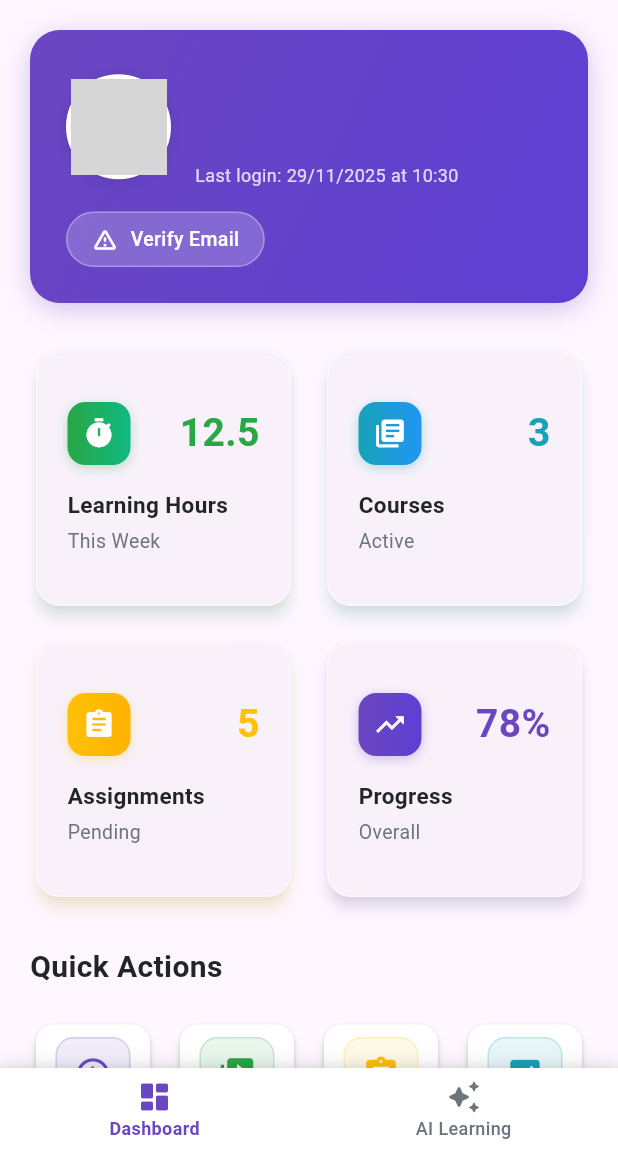
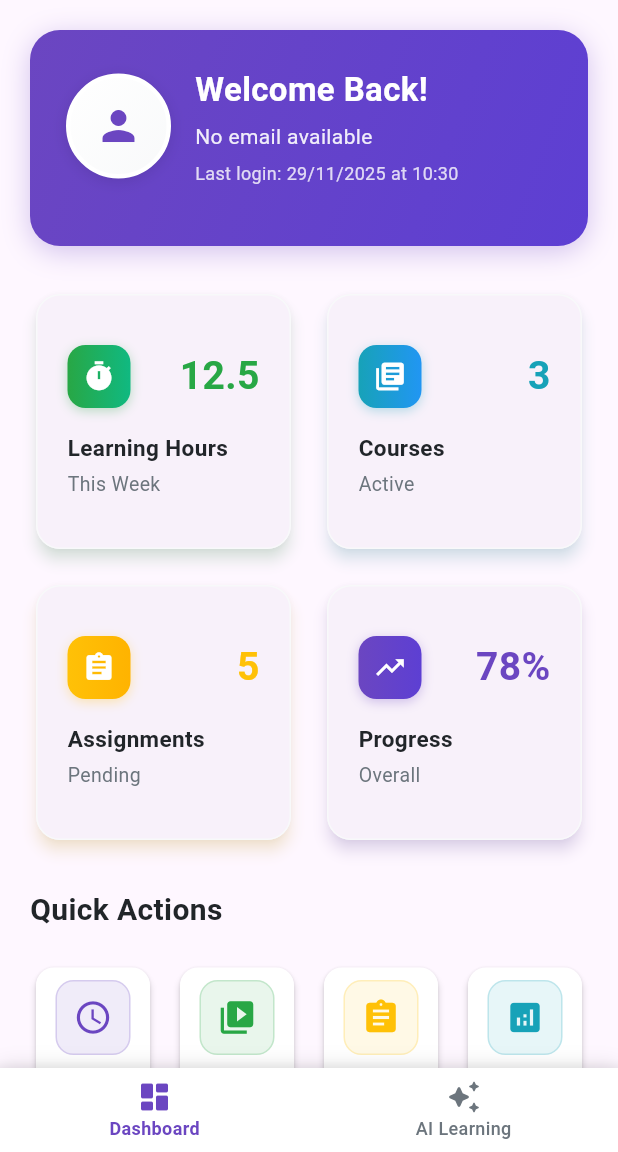
Before and after one commit to davidwagura/TutorIQ, a Flutter app: the HomeScreen screen opened directly, on a phone screen of 412 x 824 dp, the part 84-1236 px from its top. Run offline on Flutter 3.47's test engine with Material 3 defaults, Android fonts, the phone set to English and light mode, and no system bars; our stand-ins replace firebase_auth, firebase_core, flutter_dotenv, flutter_spinkit, form_builder_validators, quickalert and 1 more; accounts and stored records are empty; grey boxes are pictures that could not be loaded.

Commit message:
feat: Integrate Firebase user data for real-time info

```diff
--- a/lib/presentation/screens/home_screen.dart
+++ b/lib/presentation/screens/home_screen.dart
@@ -16,7 +16,8 @@ class HomeScreen extends StatefulWidget {
 class _HomeScreenState extends State<HomeScreen> {
   int _selectedIndex = 0;
   UserModel? _currentUser;
-  bool _isLoading = true; // Add loading state
+  User? _firebaseUser;
+  bool _isLoading = true;
 
   @override
   void initState() {
@@ -26,20 +27,66 @@ class _HomeScreenState extends State<HomeScreen> {
 
   Future<void> _loadUserData() async {
     try {
-      final user = SharedPrefsService.getUser();
+      // Get user from SharedPreferences
+      final savedUser = await SharedPrefsService.getUser();
+
+      // Get current Firebase user for real-time data
+      final firebaseUser = FirebaseAuth.instance.currentUser;
+
       if (mounted) {
         setState(() {
-          _currentUser = user;
+          _currentUser = savedUser;
+          _firebaseUser = firebaseUser;
           _isLoading = false;
         });
       }
+
+      // Print to console for debugging
+      _printUserDataToConsole();
+
     } catch (e) {
+      print('Error loading user data: $e');
       if (mounted) {
         setState(() {
           _isLoading = false;
         });
       }
     }
+  }
+
+  void _printUserDataToConsole() {
+    print('=== USER DATA DEBUG ===');
+    print('Firebase User UID: ${_firebaseUser?.uid}');
+    print('Firebase User Email: ${_firebaseUser?.email}');
+    print('Firebase Display Name: ${_firebaseUser?.displayName}');
+    print('Firebase Email Verified: ${_firebaseUser?.emailVerified}');
+    print('Firebase Photo URL: ${_firebaseUser?.photoURL}');
+    print('=====================');
+  }
+
+  // Get the display name with proper fallbacks
+  String get _displayName {
+    if (_currentUser?.displayName?.isNotEmpty == true) {
+      return _currentUser!.displayName!;
+    } else if (_firebaseUser?.displayName?.isNotEmpty == true) {
+      return _firebaseUser!.displayName!;
+    }
+    return 'Welcome Back!';
+  }
+
+  // Get the email with proper fallbacks
+  String get _userEmail {
+    if (_currentUser?.email?.isNotEmpty == true) {
+      return _currentUser!.email!;
+    } else if (_firebaseUser?.email?.isNotEmpty == true) {
+      return _firebaseUser!.email!;
+    }
+    return 'No email available';
+  }
+
+  // Check if email is verified
+  bool get _isEmailVerified {
+    return _firebaseUser?.emailVerified ?? false;
   }
 
   Future<void> _logout(BuildContext context) async {
@@ -117,9 +164,9 @@ class _HomeScreenState extends State<HomeScreen> {
                     ),
                   ],
                 ),
-                child: _currentUser?.photoURL != null
+                child: _firebaseUser?.photoURL != null
                     ? CircleAvatar(
-                  backgroundImage: NetworkImage(_currentUser!.photoURL!),
+                  backgroundImage: NetworkImage(_firebaseUser!.photoURL!),
                 )
                     : const Icon(
                   Icons.person,
@@ -133,7 +180,7 @@ class _HomeScreenState extends State<HomeScreen> {
                   crossAxisAlignment: CrossAxisAlignment.start,
                   children: [
                     Text(
-                      _currentUser?.displayName ?? 'Welcome Back!',
+                      _displayName,
                       style: const TextStyle(
                         color: AppColors.white,
                         fontSize: 22,
@@ -142,16 +189,16 @@ class _HomeScreenState extends State<HomeScreen> {
                     ),
                     const SizedBox(height: 6),
                     Text(
-                      _currentUser?.email ?? 'No email',
+                      _userEmail,
                       style: TextStyle(
                         color: AppColors.white.withOpacity(0.9),
                         fontSize: 14,
                       ),
                     ),
-                    if (_currentUser?.lastLogin != null) ...[
+                    if (_firebaseUser?.metadata.lastSignInTime != null) ...[
                       const SizedBox(height: 6),
                       Text(
-                        'Last login: ${_getFormattedDate(_currentUser!.lastLogin!)}',
+                        'Last login: ${_getFormattedDate(_firebaseUser!.metadata.lastSignInTime!)}',
                         style: TextStyle(
                           color: AppColors.white.withOpacity(0.8),
                           fontSize: 12,
@@ -164,37 +211,33 @@ class _HomeScreenState extends State<HomeScreen> {
             ],
           ),
           const SizedBox(height: 16),
-          Container(
-            padding: const EdgeInsets.symmetric(horizontal: 16, vertical: 8),
-            decoration: BoxDecoration(
-              color: AppColors.white.withOpacity(0.2),
-              borderRadius: BorderRadius.circular(20),
-              border: Border.all(color: AppColors.white.withOpacity(0.3)),
-            ),
-            child: Row(
-              mainAxisSize: MainAxisSize.min,
-              children: [
-                Icon(
-                  _currentUser?.isEmailVerified ?? false
-                      ? Icons.verified
-                      : Icons.warning_amber_rounded,
-                  color: AppColors.white,
-                  size: 18,
-                ),
-                const SizedBox(width: 8),
-                Text(
-                  _currentUser?.isEmailVerified ?? false
-                      ? 'Verified Account'
-                      : 'Verify Email',
-                  style: const TextStyle(
-                    color: AppColors.white,
-                    fontSize: 13,
-                    fontWeight: FontWeight.w500,
-                  ),
-                ),
-              ],
-            ),
-          ),
+          // Container(
+          //   padding: const EdgeInsets.symmetric(horizontal: 16, vertical: 8),
+          //   decoration: BoxDecoration(
+          //     color: AppColors.white.withOpacity(0.2),
+          //     borderRadius: BorderRadius.circular(20),
+          //     border: Border.all(color: AppColors.white.withOpacity(0.3)),
+          //   ),
+          //   // child: Row(
+          //   //   mainAxisSize: MainAxisSize.min,
+          //   //   children: [
+          //   //     Icon(
+          //   //       _isEmailVerified ? Icons.verified : Icons.warning_amber_rounded,
+          //   //       color: AppColors.white,
+          //   //       size: 18,
+          //   //     ),
+          //   //     const SizedBox(width: 8),
+          //   //     Text(
+          //   //       _isEmailVerified ? 'Verified Account' : 'Verify Email',
+          //   //       style: const TextStyle(
+          //   //         color: AppColors.white,
+          //   //         fontSize: 13,
+          //   //         fontWeight: FontWeight.w500,
+          //   //       ),
+          //   //     ),
+          //   //   ],
+          //   // ),
+          // ),
         ],
       ),
     );
@@ -560,6 +603,29 @@ class _HomeScreenState extends State<HomeScreen> {
     );
   }
 
+  String _formatUserModel(UserModel user) {
+    return '''
+UID: ${user.uid}
+Email: ${user.email ?? 'Not set'}
+Display Name: ${user.displayName ?? 'Not set'}
+Created: ${user.createdAt ?? 'Not set'}
+''';
+  }
+
+  String _formatFirebaseUser(User user) {
+    return '''
+UID: ${user.uid}
+Email: ${user.email ?? 'Not set'}
+Display Name: ${user.displayName ?? 'Not set'}
+Email Verified: ${user.emailVerified}
+Photo URL: ${user.photoURL ?? 'Not set'}
+Is Anonymous: ${user.isAnonymous}
+Last Sign In: ${user.metadata.lastSignInTime ?? 'Not available'}
+Account Created: ${user.metadata.creationTime ?? 'Not available'}
+Provider Data: ${user.providerData.map((p) => '${p.providerId}: ${p.email}').join(', ')}
+''';
+  }
+
   Widget _buildDashboard(BuildContext context) {
     if (_isLoading) {
       return const Center(
@@ -580,6 +646,9 @@ class _HomeScreenState extends State<HomeScreen> {
           const SizedBox(height: 28),
           _buildQuickActions(),
           const SizedBox(height: 28),
+
+          const SizedBox(height: 28),
+
           // Recent Activity Section
           Card(
             elevation: 4,
```
